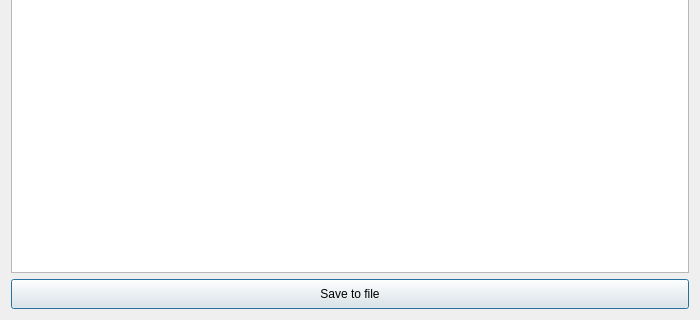
Qt form LDMP/gui/DlgCalculateLCSetAggregation.ui (ConservationInternational/trends.earth) before a commit; both pictures show x 0 to 700 and y 180 to 500 of the 700 by 500 pixel window.
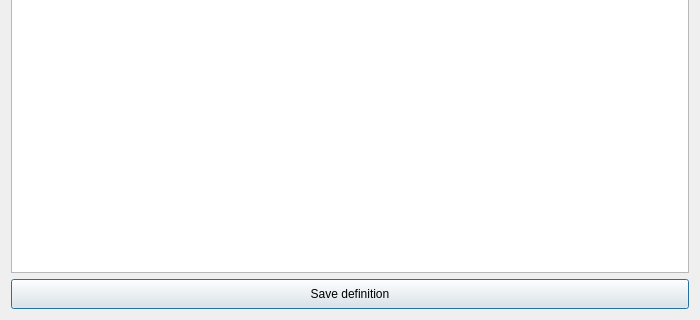
The same form after that commit.

Commit message: Finalize LC definition creation.

```diff
--- a/LDMP/gui/DlgCalculateLCSetAggregation.ui
+++ b/LDMP/gui/DlgCalculateLCSetAggregation.ui
@@ -38,7 +38,7 @@
       </size>
      </property>
      <property name="text">
-      <string>Save to file</string>
+      <string>Save definition</string>
      </property>
     </widget>
    </item>
```
The commit also changes 2 other files.
